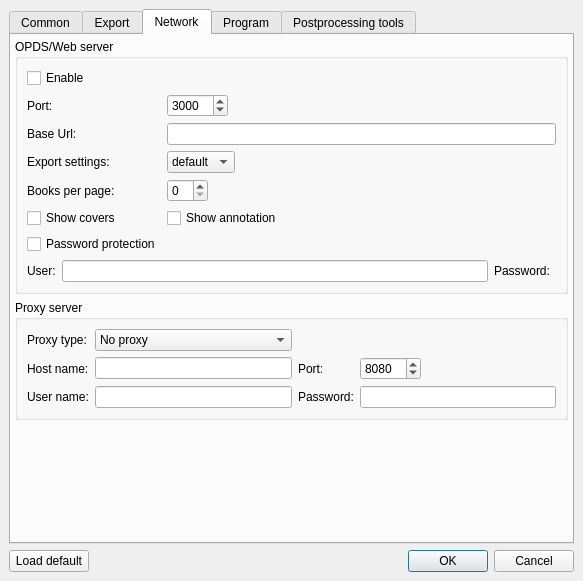
Before: the Qt Designer form src/settingsdlg.ui in petrovvlad/freeLib, drawn with Qt 5.
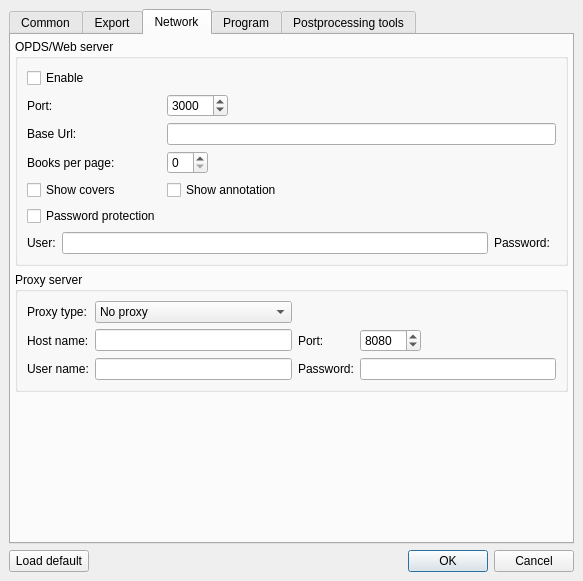
After: the same form once the commit is applied. Icons and pictures are not drawn. Custom widgets are drawn as their Qt base class.

Commit message: feat: http-server выбор профиля экспорта

```diff
--- a/src/settingsdlg.ui
+++ b/src/settingsdlg.ui
@@ -495,34 +495,6 @@
            <widget class="QLineEdit" name="baseUrl"/>
           </item>
           <item row="3" column="0">
-           <widget class="QLabel" name="label_2">
-            <property name="sizePolicy">
-             <sizepolicy hsizetype="Fixed" vsizetype="Preferred">
-              <horstretch>0</horstretch>
-              <verstretch>0</verstretch>
-             </sizepolicy>
-            </property>
-            <property name="text">
-             <string>Export settings:</string>
-            </property>
-           </widget>
-          </item>
-          <item row="3" column="1">
-           <widget class="QComboBox" name="httpExport">
-            <property name="sizePolicy">
-             <sizepolicy hsizetype="Fixed" vsizetype="Fixed">
-              <horstretch>0</horstretch>
-              <verstretch>0</verstretch>
-             </sizepolicy>
-            </property>
-            <item>
-             <property name="text">
-              <string>default</string>
-             </property>
-            </item>
-           </widget>
-          </item>
-          <item row="4" column="0">
            <widget class="QLabel" name="label_5">
             <property name="sizePolicy">
              <sizepolicy hsizetype="Fixed" vsizetype="Preferred">
@@ -535,7 +507,7 @@
             </property>
            </widget>
           </item>
-          <item row="4" column="1">
+          <item row="3" column="1">
            <widget class="QSpinBox" name="books_per_page">
             <property name="sizePolicy">
              <sizepolicy hsizetype="Fixed" vsizetype="Fixed">
@@ -548,28 +520,41 @@
             </property>
            </widget>
           </item>
-          <item row="5" column="0">
+          <item row="4" column="0">
            <widget class="QCheckBox" name="srv_covers">
             <property name="text">
              <string>Show covers</string>
             </property>
            </widget>
           </item>
-          <item row="5" column="1">
+          <item row="4" column="1">
            <widget class="QCheckBox" name="srv_annotation">
             <property name="text">
              <string>Show annotation</string>
             </property>
            </widget>
           </item>
-          <item row="6" column="0">
+          <item row="5" column="0">
            <widget class="QCheckBox" name="HTTP_need_pasword">
             <property name="text">
              <string>Password protection</string>
             </property>
            </widget>
           </item>
-          <item row="8" column="0" colspan="2">
+          <item row="5" column="1">
+           <spacer name="horizontalSpacer_5">
+            <property name="orientation">
+             <enum>Qt::Orientation::Horizontal</enum>
+            </property>
+            <property name="sizeHint" stdset="0">
+             <size>
+              <width>40</width>
+              <height>20</height>
+             </size>
+            </property>
+           </spacer>
+          </item>
+          <item row="7" column="0" colspan="2">
            <layout class="QGridLayout" name="gridLayout_2">
             <item row="0" column="2">
              <widget class="QLabel" name="p_password">
@@ -593,19 +578,6 @@
             </item>
            </layout>
           </item>
-          <item row="6" column="1">
-           <spacer name="horizontalSpacer_5">
-            <property name="orientation">
-             <enum>Qt::Orientation::Horizontal</enum>
-            </property>
-            <property name="sizeHint" stdset="0">
-             <size>
-              <width>40</width>
-              <height>20</height>
-             </size>
-            </property>
-           </spacer>
-          </item>
          </layout>
         </widget>
        </item>
```
The commit also changes 8 other files.
